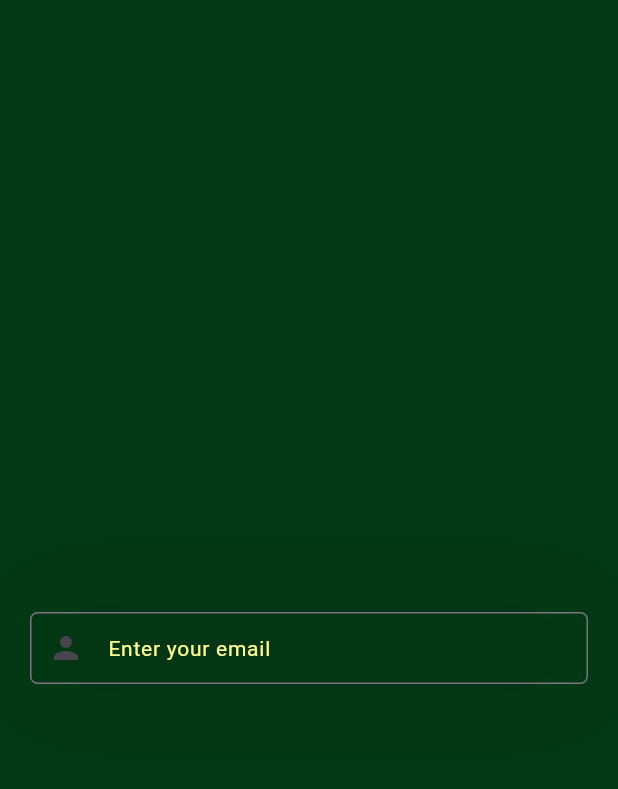
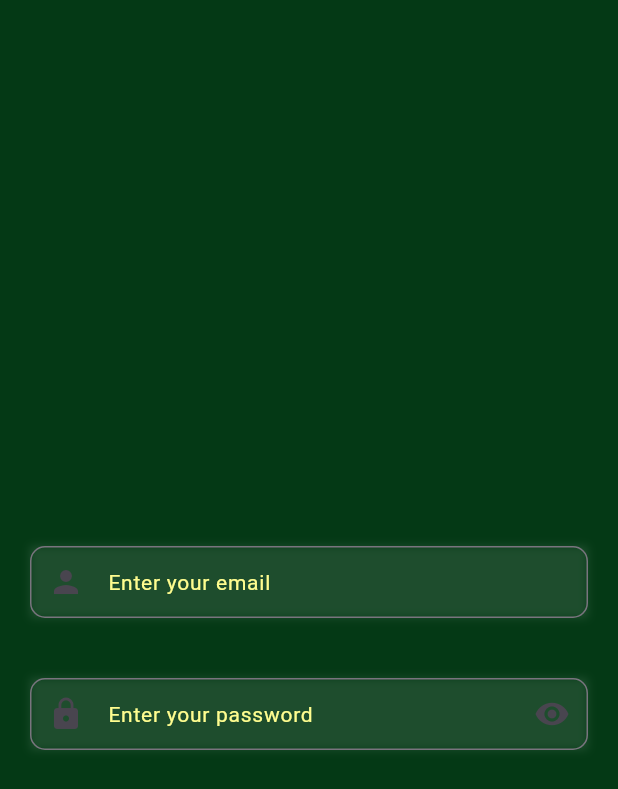
Before and after one commit to NtimaneKamohelo/thuto, a Flutter app: the screen it shows after launch, on a phone screen of 412 x 824 dp. Shown: the top 789 px of the screen. Run offline on Flutter 3.47's test engine with Material 3 defaults, Android fonts, the phone set to English and light mode, and no system bars.

Commit message:
Loginscreen interface

```diff
--- a/thuto_frontend/lib/config/constants/app_strings.dart
+++ b/thuto_frontend/lib/config/constants/app_strings.dart
@@ -3,4 +3,5 @@ class AppStrings {
 
   //Enter username
   static const String EnterUsername = "Enter your email";
+  static const String EnterPassword = "Enter your password";
 }
--- a/thuto_frontend/lib/core/utils/textfield_utils.dart
+++ b/thuto_frontend/lib/core/utils/textfield_utils.dart
@@ -24,8 +24,8 @@ class TextfieldUtils {
       decoration: const BoxDecoration(
         boxShadow: [
           BoxShadow(
-            color: Colors.black12,
-            blurRadius: 60,
+            color: Colors.white10,
+            blurRadius: 4,
           )
         ]
       ),
@@ -37,7 +37,7 @@ class TextfieldUtils {
           fillColor: AppColors.textPrimary,
           contentPadding: const EdgeInsets.all(10),
           border: OutlineInputBorder(
-            borderRadius: BorderRadius.circular(5)
+            borderRadius: BorderRadius.circular(10)
           ),
           prefixIcon: prefixIcon,
           hintText: hintText,
@@ -48,6 +48,44 @@ class TextfieldUtils {
         ),
       ),
     );
+
   }
 
+  //Password-Textfield
+    Container passwordTextfield() {
+
+      return Container(
+
+        decoration: const BoxDecoration(
+          boxShadow: [
+            BoxShadow(
+              color: Colors.white10,
+              blurRadius: 4,
+            )
+          ]
+        ),
+        margin: const EdgeInsets.only(top: 40, left: 20, right: 20),
+        child: TextField(
+
+          obscureText: isPass,
+          controller: textEditingController,
+          decoration: InputDecoration(
+            fillColor: AppColors.textPrimary,
+            contentPadding: const EdgeInsets.all(10),
+            border: OutlineInputBorder(
+              borderRadius: BorderRadius.circular(10),
+
+            ),
+            prefixIcon: prefixIcon,
+            suffixIcon: const Icon(Icons.remove_red_eye),
+            hintText: hintText,
+            hintStyle: const TextStyle(
+              color: AppColors.textPrimary,
+              fontSize: 14,
+            )
+          ),
+        ),
+      );
+    }
+
 }
--- a/thuto_frontend/lib/features/auth/presentation/login_screen.dart
+++ b/thuto_frontend/lib/features/auth/presentation/login_screen.dart
@@ -13,6 +13,7 @@ class _LoginScreenState extends State<LoginScreen> {
 
   //Controllers
   final TextEditingController emailController = TextEditingController();
+  final TextEditingController passwordController = TextEditingController();
 
   @override
   Widget build(BuildContext context) {
@@ -29,6 +30,14 @@ class _LoginScreenState extends State<LoginScreen> {
               hintText: AppStrings.EnterUsername,
               textEditingController: emailController
             ).emailUsernameTextField(),
+
+            //Password- Password
+            TextfieldUtils(
+              prefixIcon: Icon(Icons.lock),
+              hintText: AppStrings.EnterPassword,
+              textEditingController: passwordController,
+              isPass: true,
+            ).passwordTextfield(),
           ],
         ),
       ),
```
